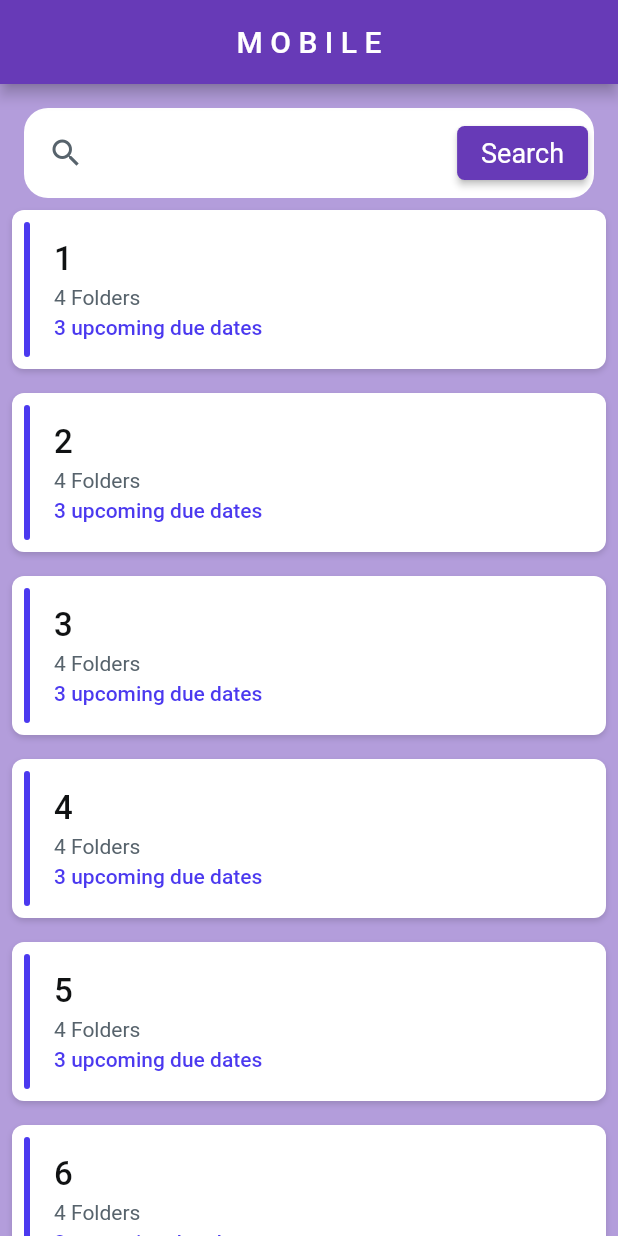
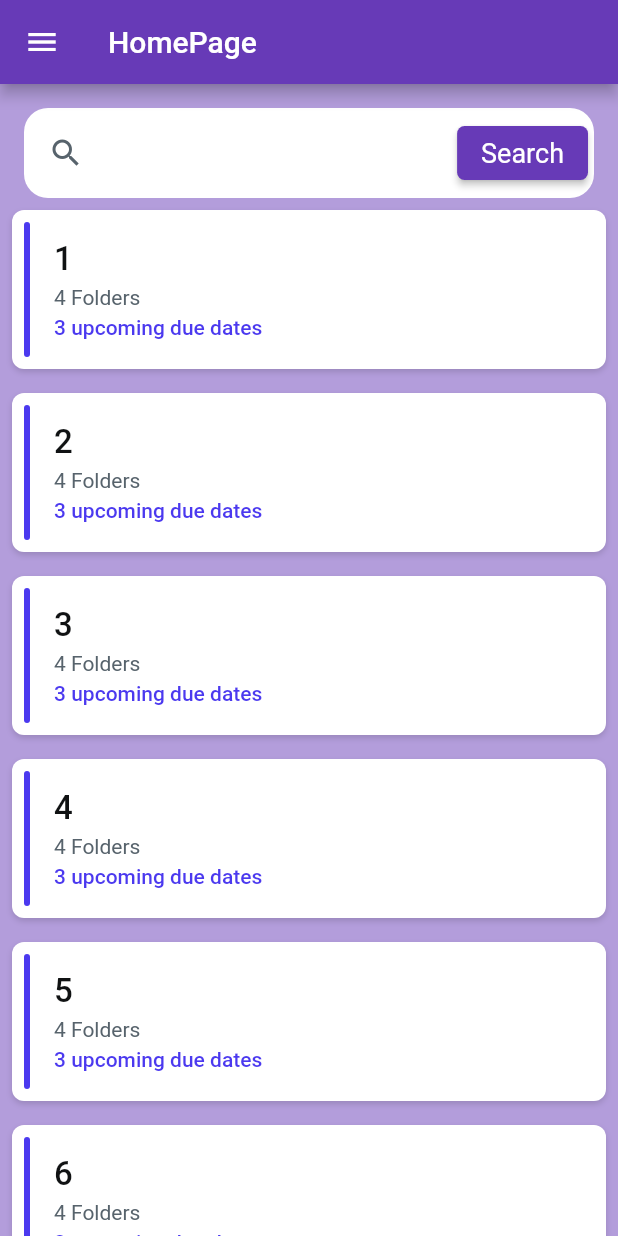
Before and after one commit to samani21/flutter_responsive, a Flutter app: the screen it shows after launch, on a phone screen of 412 x 824 dp. Run offline on Flutter 3.47's test engine with Material 2 defaults, Android fonts, the phone set to English and light mode, and no system bars; drawn by our look-alikes of hidden_drawer_menu; Roboto replaces fonts that are missing (Lexend Deca, Outfit).

Commit message:
menambah sidebar

```diff
--- a/lib/Homepage.dart
+++ b/lib/Homepage.dart
@@ -15,7 +15,7 @@ class _HomePageState extends State<HomePage> {
   Widget build(BuildContext context) {
     return Scaffold(
       body: ResponsiveLayout(
-        mobileBody: MyMobileBody(),
+        mobileBody: HiddenDrawer(),
         desktopBody: MyDesktopBody(),
       ),
     );
--- /dev/null
+++ b/lib/pages/homepage_mobile.dart
@@ -0,0 +1,169 @@
+import 'package:flutter/material.dart';
+
+class HomePageMobile extends StatefulWidget {
+  const HomePageMobile({Key? key}) : super(key: key);
+  @override
+  State<HomePageMobile> createState() => _HomePageMobileState();
+}
+
+class _HomePageMobileState extends State<HomePageMobile> {
+  final List<int> numberList = [1, 2, 3, 4, 5, 6, 7, 8, 9, 10];
+  @override
+  Widget build(BuildContext context) {
+    return Scaffold(
+      backgroundColor: Colors.deepPurple[200],
+      body: Column(
+        children: [
+          Padding(
+            padding: EdgeInsetsDirectional.fromSTEB(16, 16, 16, 0),
+            child: Container(
+              width: double.infinity,
+              height: 60,
+              decoration: BoxDecoration(
+                color: Colors.white,
+                borderRadius: BorderRadius.circular(16),
+              ),
+              alignment: AlignmentDirectional(0, 0),
+              child: Row(
+                mainAxisSize: MainAxisSize.max,
+                children: [
+                  Expanded(
+                    child: Padding(
+                      padding: EdgeInsetsDirectional.fromSTEB(4, 0, 4, 0),
+                      child: TextFormField(
+                        controller: TextEditingController(),
+                        obscureText: false,
+                        decoration: InputDecoration(
+                          enabledBorder: OutlineInputBorder(
+                            borderSide: BorderSide(
+                              color: Colors.white,
+                              width: 2,
+                            ),
+                            borderRadius: BorderRadius.circular(8),
+                          ),
+                          filled: true,
+                          fillColor: Colors.white,
+                          prefixIcon: Icon(
+                            Icons.search_sharp,
+                            color: Color(0xFF57636C),
+                          ),
+                        ),
+                        style: TextStyle(
+                          fontFamily: 'Lexend Deca',
+                          color: Color(0xFF57636C),
+                          fontSize: 14,
+                          fontWeight: FontWeight.normal,
+                        ),
+                      ),
+                    ),
+                  ),
+                  Padding(
+                    padding: EdgeInsetsDirectional.fromSTEB(4, 0, 4, 0),
+                    child: ElevatedButton(
+                      child: Text(
+                        'Search',
+                        style: TextStyle(
+                          fontFamily: 'Lexend Deca',
+                          color: Colors.white,
+                          fontSize: 18,
+                          fontWeight: FontWeight.normal,
+                        ),
+                      ),
+                      onPressed: () {
+                        // Aksi ketika button diklik
+                      },
+                      style: ElevatedButton.styleFrom(
+                        shape: new RoundedRectangleBorder(
+                          borderRadius: new BorderRadius.circular(5),
+                        ),
+                      ),
+                    ),
+                  ),
+                ],
+              ),
+            ),
+          ),
+          Expanded(
+            child: ListView.builder(
+                itemCount: numberList.length,
+                itemBuilder: (context, index) {
+                  return Padding(
+                    padding: const EdgeInsets.all(8.0),
+                    child: Container(
+                      width: MediaQuery.of(context).size.width,
+                      decoration: BoxDecoration(
+                          color: Colors.white,
+                          boxShadow: [
+                            BoxShadow(
+                              blurRadius: 3,
+                              color: Color(0x25000000),
+                              offset: Offset(0, 2),
+                            )
+                          ],
+                          borderRadius: BorderRadius.circular(8)),
+                      child: Row(mainAxisSize: MainAxisSize.max, children: [
+                        Padding(
+                          padding: EdgeInsetsDirectional.fromSTEB(8, 8, 4, 8),
+                          child: Container(
+                            width: 4,
+                            height: 90,
+                            decoration: BoxDecoration(
+                              color: Color(0xFF4B39EF),
+                              borderRadius: BorderRadius.circular(4),
+                            ),
+                          ),
+                        ),
+                        Padding(
+                          padding:
+                              EdgeInsetsDirectional.fromSTEB(12, 12, 16, 12),
+                          child: Column(
+                              mainAxisSize: MainAxisSize.max,
+                              crossAxisAlignment: CrossAxisAlignment.start,
+                              children: [
+                                Text(
+                                  '${numberList[index]}',
+                                  style: TextStyle(
+                                    fontFamily: 'Outfit',
+                                    color: Color(0xFF101213),
+                                    fontSize: 22,
+                                    fontWeight: FontWeight.w500,
+                                  ),
+                                ),
+                                Padding(
+                                  padding: EdgeInsetsDirectional.fromSTEB(
+                                      0, 4, 0, 0),
+                                  child: Text(
+                                    '4 Folders',
+                                    style: TextStyle(
+                                      fontFamily: 'Outfit',
+                                      color: Color(0xFF57636C),
+                                      fontSize: 14,
+                                      fontWeight: FontWeight.normal,
+                                    ),
+                                  ),
+                                ),
+                                Padding(
+                                  padding: EdgeInsetsDirectional.fromSTEB(
+                                      0, 4, 0, 0),
+                                  child: Text(
+                                    '3 upcoming due dates',
+                                    style: TextStyle(
+                                      fontFamily: 'Outfit',
+                                      color: Color(0xFF4B39EF),
+                                      fontSize: 14,
+                                      fontWeight: FontWeight.w500,
+                                    ),
+                                  ),
+                                ),
+                              ]),
+                        ),
+                      ]),
+                    ),
+                  );
+                }),
+          )
+        ],
+      ),
+    );
+  }
+}
--- a/lib/responsive/desktop_body.dart
+++ b/lib/responsive/desktop_body.dart
@@ -16,6 +16,13 @@ class MyDesktopBody extends StatelessWidget {
         child: Row(
           children: [
             //first Column
+            Padding(
+              padding: const EdgeInsets.all(8.0),
+              child: Container(
+                width: 200,
+                color: Colors.deepPurple[300],
+              ),
+            ),
             Expanded(
               child: Column(
                 children: [
@@ -177,11 +184,10 @@ class MyDesktopBody extends StatelessWidget {
               ),
             ),
 
-            // second Column
             Padding(
               padding: const EdgeInsets.all(8.0),
               child: Container(
-                width: 350,
+                width: 500,
                 color: Colors.deepPurple[300],
               ),
             )
--- a/lib/responsive/mobile_body.dart
+++ b/lib/responsive/mobile_body.dart
@@ -1,167 +1,47 @@
 import 'package:flutter/material.dart';
+import 'package:flutter_responsive/pages/homepage_mobile.dart';
+import 'package:hidden_drawer_menu/hidden_drawer_menu.dart';
 
-class MyMobileBody extends StatelessWidget {
-  final List<int> numberList = [1, 2, 3, 4, 5, 6, 7, 8, 9, 10];
+class HiddenDrawer extends StatefulWidget {
+  const HiddenDrawer({Key? key}) : super(key: key);
+
+  @override
+  State<HiddenDrawer> createState() => _HiddenDrawerState();
+}
+
+class _HiddenDrawerState extends State<HiddenDrawer> {
+  List<ScreenHiddenDrawer> _pages = [];
+
+  final myTextStyle = TextStyle(
+    fontWeight: FontWeight.bold,
+    fontSize: 18,
+    color: Colors.white,
+  );
+
+  @override
+  void initState() {
+    super.initState();
+
+    _pages = [
+      ScreenHiddenDrawer(
+          ItemHiddenMenu(
+            name: 'HomePage',
+            baseStyle: myTextStyle,
+            selectedStyle: myTextStyle,
+          ),
+          HomePageMobile()),
+
+    ];
+  }
+
   @override
   Widget build(BuildContext context) {
-    return Scaffold(
-      backgroundColor: Colors.deepPurple[200],
-      appBar: AppBar(
-        centerTitle: true,
-        title: Text('M O B I L E'),
-      ),
-      body: Column(
-        children: [
-          Padding(
-            padding: EdgeInsetsDirectional.fromSTEB(16, 16, 16, 0),
-            child: Container(
-              width: double.infinity,
-              height: 60,
-              decoration: BoxDecoration(
-                color: Colors.white,
-                borderRadius: BorderRadius.circular(16),
-              ),
-              alignment: AlignmentDirectional(0, 0),
-              child: Row(
-                mainAxisSize: MainAxisSize.max,
-                children: [
-                  Expanded(
-                    child: Padding(
-                      padding: EdgeInsetsDirectional.fromSTEB(4, 0, 4, 0),
-                      child: TextFormField(
-                        controller: TextEditingController(),
-                        obscureText: false,
-                        decoration: InputDecoration(
-                          enabledBorder: OutlineInputBorder(
-                            borderSide: BorderSide(
-                              color: Colors.white,
-                              width: 2,
-                            ),
-                            borderRadius: BorderRadius.circular(8),
-                          ),
-                          filled: true,
-                          fillColor: Colors.white,
-                          prefixIcon: Icon(
-                            Icons.search_sharp,
-                            color: Color(0xFF57636C),
-                          ),
-                        ),
-                        style: TextStyle(
-                          fontFamily: 'Lexend Deca',
-                          color: Color(0xFF57636C),
-                          fontSize: 14,
-                          fontWeight: FontWeight.normal,
-                        ),
-                      ),
-                    ),
-                  ),
-                  Padding(
-                    padding: EdgeInsetsDirectional.fromSTEB(4, 0, 4, 0),
-                    child: ElevatedButton(
-                      child: Text(
-                        'Search',
-                        style: TextStyle(
-                          fontFamily: 'Lexend Deca',
-                          color: Colors.white,
-                          fontSize: 18,
-                          fontWeight: FontWeight.normal,
-                        ),
-                      ),
-                      onPressed: () {
-                        // Aksi ketika button diklik
-                      },
-                      style: ElevatedButton.styleFrom(
-                        shape: new RoundedRectangleBorder(
-                          borderRadius: new BorderRadius.circular(5),
-                        ),
-                      ),
-                    ),
-                  ),
-                ],
-              ),
-            ),
-          ),
-          Expanded(
-            child: ListView.builder(
-                itemCount: numberList.length,
-                itemBuilder: (context, index) {
-                  return Padding(
-                    padding: const EdgeInsets.all(8.0),
-                    child: Container(
-                      width: MediaQuery.of(context).size.width,
-                      decoration: BoxDecoration(
-                          color: Colors.white,
-                          boxShadow: [
-                            BoxShadow(
-                              blurRadius: 3,
-                              color: Color(0x25000000),
-                              offset: Offset(0, 2),
-                            )
-                          ],
-                          borderRadius: BorderRadius.circular(8)),
-                      child: Row(mainAxisSize: MainAxisSize.max, children: [
-                        Padding(
-                          padding: EdgeInsetsDirectional.fromSTEB(8, 8, 4, 8),
-                          child: Container(
-                            width: 4,
-                            height: 90,
-                            decoration: BoxDecoration(
-                              color: Color(0xFF4B39EF),
-                              borderRadius: BorderRadius.circular(4),
-                            ),
-                          ),
-                        ),
-                        Padding(
-                          padding:
-                              EdgeInsetsDirectional.fromSTEB(12, 12, 16, 12),
-                          child: Column(
-                              mainAxisSize: MainAxisSize.max,
-                              crossAxisAlignment: CrossAxisAlignment.start,
-                              children: [
-                                Text(
-                                  '${numberList[index]}',
-                                  style: TextStyle(
-                                    fontFamily: 'Outfit',
-                                    color: Color(0xFF101213),
-                                    fontSize: 22,
-                                    fontWeight: FontWeight.w500,
-                                  ),
-                                ),
-                                Padding(
-                                  padding: EdgeInsetsDirectional.fromSTEB(
-                                      0, 4, 0, 0),
-                                  child: Text(
-                                    '4 Folders',
-                                    style: TextStyle(
-                                      fontFamily: 'Outfit',
-                                      color: Color(0xFF57636C),
-                                      fontSize: 14,
-                                      fontWeight: FontWeight.normal,
-                                    ),
-                                  ),
-                                ),
-                                Padding(
-                                  padding: EdgeInsetsDirectional.fromSTEB(
-                                      0, 4, 0, 0),
-                                  child: Text(
-                                    '3 upcoming due dates',
-                                    style: TextStyle(
-                                      fontFamily: 'Outfit',
-                                      color: Color(0xFF4B39EF),
-                                      fontSize: 14,
-                                      fontWeight: FontWeight.w500,
-                                    ),
-                                  ),
-                                ),
-                              ]),
-                        ),
-                      ]),
-                    ),
-                  );
-                }),
-          )
-        ],
-      ),
+    return HiddenDrawerMenu(
+      backgroundColorMenu: Colors.deepPurple.shade300,
+      screens: _pages,
+      initPositionSelected: 0,
+      slidePercent: 40,
+      contentCornerRadius: 30,
     );
   }
 }
--- a/pubspec.yaml
+++ b/pubspec.yaml
@@ -34,6 +34,7 @@ dependencies:
   # The following adds the Cupertino Icons font to your application.
   # Use with the CupertinoIcons class for iOS style icons.
   cupertino_icons: ^1.0.2
+  hidden_drawer_menu: ^3.0.1
 
 dev_dependencies:
   flutter_test:
```
Also changed, not shown: pubspec.lock.
